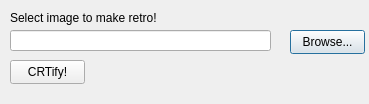
First picture: the form in src/ui/image_selector.ui, repository denzelxav/retro-filter-in-python, before the edit.
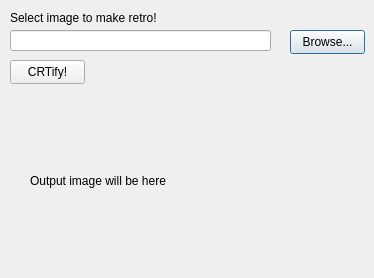
Second picture: the form after the edit.

Commit message: GUI Now shows (defunct :( ) output image

```diff
--- a/src/ui/image_selector.ui
+++ b/src/ui/image_selector.ui
@@ -6,8 +6,8 @@
    <rect>
     <x>0</x>
     <y>0</y>
-    <width>369</width>
-    <height>104</height>
+    <width>374</width>
+    <height>278</height>
    </rect>
   </property>
   <property name="windowTitle">
@@ -62,6 +62,19 @@
     <string>Select image to make retro!</string>
    </property>
   </widget>
+  <widget class="QLabel" name="image_label">
+   <property name="geometry">
+    <rect>
+     <x>30</x>
+     <y>110</y>
+     <width>211</width>
+     <height>141</height>
+    </rect>
+   </property>
+   <property name="text">
+    <string>Output image will be here</string>
+   </property>
+  </widget>
  </widget>
  <resources/>
  <connections/>
```
The commit also changes 4 other files.
